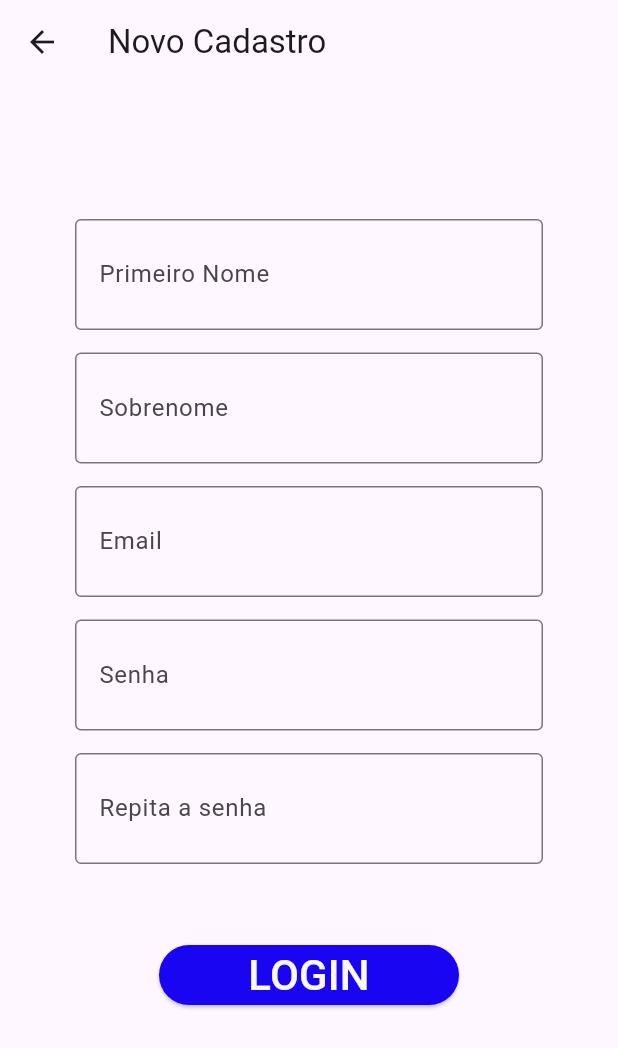
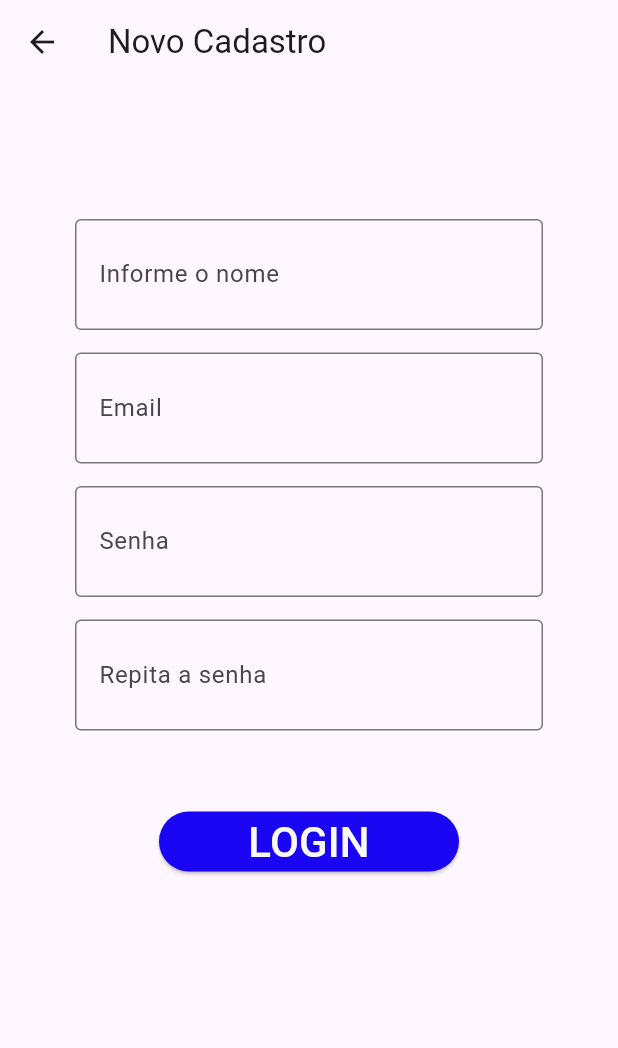
Before and after one commit to rachelcsp/prova-1, a Flutter app: the TelaCadastro screen opened by its route, on a phone screen of 412 x 824 dp. Shown: the top 1048 px of the screen. Run offline on Flutter 3.47's test engine with Material 3 defaults, Android fonts, the phone set to English and light mode, and no system bars; our stand-ins replace device_preview.

Commit message:
mudança tela cadastro

```diff
--- a/lib/tela02.dart
+++ b/lib/tela02.dart
@@ -44,7 +44,7 @@ class _TelaCadastroState extends State<TelaCadastro> {
                 controller: txtValor1,
                 style: TextStyle(fontSize: 28),
                 decoration: InputDecoration(
-                  labelText: 'Primeiro Nome',
+                  labelText: 'Informe o nome',
                   border: OutlineInputBorder(),
                 ),
                 //
@@ -52,35 +52,9 @@ class _TelaCadastroState extends State<TelaCadastro> {
                 //
                 validator: (value) {
                   if (value == null) {
-                    return 'Informe seu Primeiro Nome';
+                    return 'Informe seu nome';
                   } else if (value.isEmpty) {
-                    return 'Informe seu Primeiro Nome';
-                  }
-                  //Retornar null significa que o campo
-                  //foi validado com sucesso!
-                  return null;
-                },
-              ),
-
-              SizedBox(height: 15),
-              //
-              // CAMPO DE TEXTO 'Sobrenome'
-              //
-              TextFormField(
-                controller: txtValor2,
-                style: TextStyle(fontSize: 28),
-                decoration: InputDecoration(
-                  labelText: 'Sobrenome',
-                  border: OutlineInputBorder(),
-                ),
-                //
-                // Validação
-                //
-                validator: (value) {
-                  if (value == null) {
-                    return 'Informe seu sobrenome';
-                  } else if (value.isEmpty) {
-                    return 'Informe seu sobrenome';
+                    return 'Informe seu nome';
                   }
                   //Retornar null significa que o campo
                   //foi validado com sucesso!
```
Also changed, not shown: lib/lista01.dart (line endings or trailing spaces).
